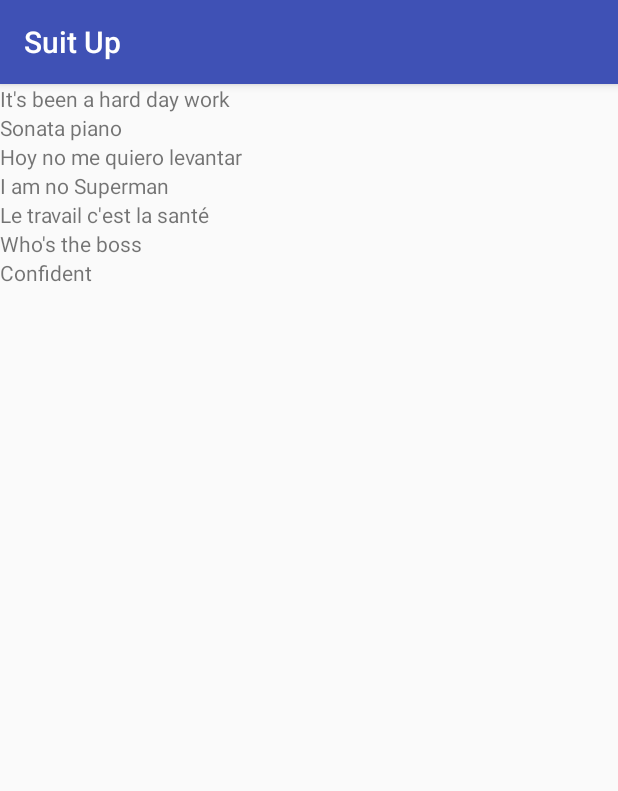
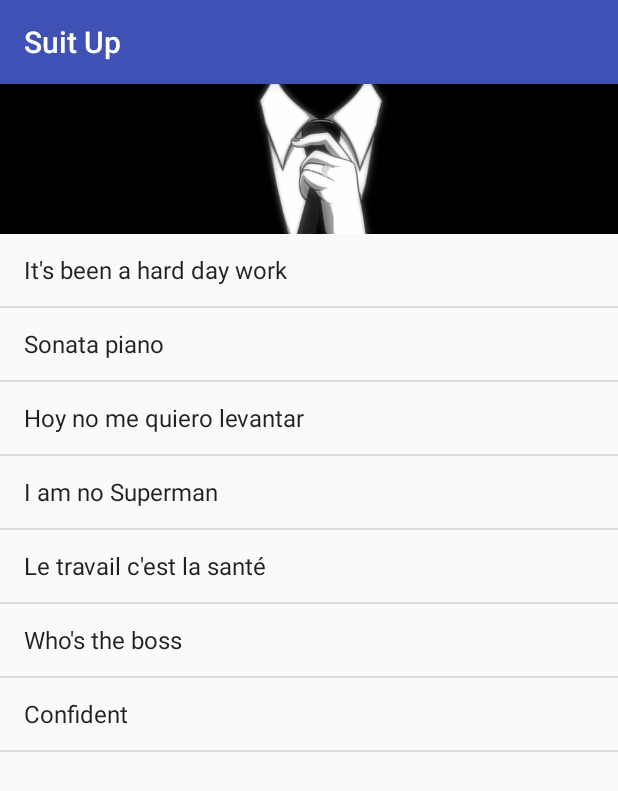
Before and after one commit to carquet/musicApp, an Android app: the SuitUpActivity screen opened directly, with no data from a screen before it, on a phone screen of 412 x 824 dp. Shown: the top 791 px of the screen. Run offline under Robolectric (Android 15) with nearby library versions, the phone set to English and light mode, and no system bars.

Commit message:
create an adapter for suitup and displays the arraylist of songs

```diff
--- a/app/src/main/AndroidManifest.xml
+++ b/app/src/main/AndroidManifest.xml
@@ -18,7 +18,7 @@
         </activity>
         <activity
             android:name=".SuitUpActivity"
-            android:label="Suit Up" />
+            android:label="Suit Up"/>
         <activity
             android:name=".YellowUmbrellaActivity"
             android:label="Yellow Umbrella" />
--- a/app/src/main/java/com/example/android/musicapp/SuitUpActivity.java
+++ b/app/src/main/java/com/example/android/musicapp/SuitUpActivity.java
@@ -3,7 +3,9 @@ package com.example.android.musicapp;
 import android.support.v7.app.AppCompatActivity;
 import android.os.Bundle;
 import android.view.View;
+import android.widget.ArrayAdapter;
 import android.widget.LinearLayout;
+import android.widget.ListView;
 import android.widget.TextView;
 
 import java.util.ArrayList;
@@ -25,15 +27,13 @@ public class SuitUpActivity extends AppCompatActivity {
         suitUpSongs.add("Who's the boss");
         suitUpSongs.add("Confident");
 
-        //grab the root view
-        LinearLayout root = (LinearLayout) findViewById(R.id.rootView);
+        //1. create an adapter that loops through the array and put them into a bootstrap list item
+        ArrayAdapter<String> itemsAdapter = new ArrayAdapter<>(this, android.R.layout.simple_list_item_1, suitUpSongs);
 
-        //populate it with the content you created
-        for(int index = 0; index < suitUpSongs.size();index++){
-            TextView songView = new TextView(this);
-            songView.setText(suitUpSongs.get(index));
-            root.addView(songView);
+        //2. grab the view
+        ListView songListView = (ListView) findViewById(R.id.songView);
 
-        }
+        //3. plug the adapter onto the view
+        songListView.setAdapter(itemsAdapter);
     }
 }
--- a/app/src/main/res/layout/activity_suit_up.xml
+++ b/app/src/main/res/layout/activity_suit_up.xml
@@ -7,6 +7,17 @@
     android:orientation="vertical"
     android:id="@+id/rootView"
     tools:context=".SuitUpActivity">
+    <ImageView
+        android:layout_width="match_parent"
+        android:layout_height="100dp"
+        android:src="@drawable/suitup"
+        android:background="#000"/>
+    <ListView
+        android:layout_width="match_parent"
+        android:layout_height="match_parent"
+        android:id="@+id/songView">
+
+    </ListView>
 
 
 </LinearLayout>
--- a/app/src/main/res/values/styles.xml
+++ b/app/src/main/res/values/styles.xml
@@ -8,4 +8,5 @@
         <item name="colorAccent">@color/colorAccent</item>
     </style>
 
+
 </resources>
```
